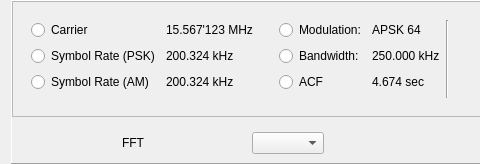
Above: sources/Arks/Scope Analyzer/window/scope_analyzer_window.ui from AquaCreatura/AquaWave before the change; both pictures show x 0 to 480 and y 0 to 164 of the 866 by 164 pixel window. Below: the same form after it.
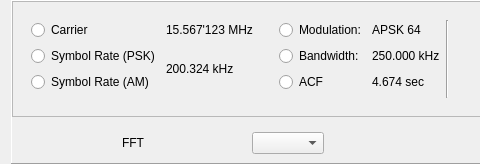
That is the form after the change.

The edit to the form file:
```diff
--- a/sources/Arks/Scope Analyzer/window/scope_analyzer_window.ui
+++ b/sources/Arks/Scope Analyzer/window/scope_analyzer_window.ui
@@ -81,13 +81,6 @@
               </property>
              </widget>
             </item>
-            <item row="2" column="1">
-             <widget class="QLabel" name="symbol_rate_am_label">
-              <property name="text">
-               <string>200.324 kHz</string>
-              </property>
-             </widget>
-            </item>
             <item row="1" column="4">
              <widget class="QLabel" name="bandwidth_value_label">
               <property name="text">
@@ -180,13 +173,6 @@
               </property>
              </widget>
             </item>
-            <item row="1" column="1">
-             <widget class="QLabel" name="symbol_rate_psk_label">
-              <property name="text">
-               <string>200.324 kHz</string>
-              </property>
-             </widget>
-            </item>
             <item row="0" column="2">
              <spacer name="horizontalSpacer_3">
               <property name="orientation">
@@ -242,6 +228,13 @@
               </property>
              </widget>
             </item>
+            <item row="1" column="1" rowspan="2">
+             <widget class="QLabel" name="symbol_rate_label">
+              <property name="text">
+               <string>200.324 kHz</string>
+              </property>
+             </widget>
+            </item>
            </layout>
           </widget>
          </item>
```
